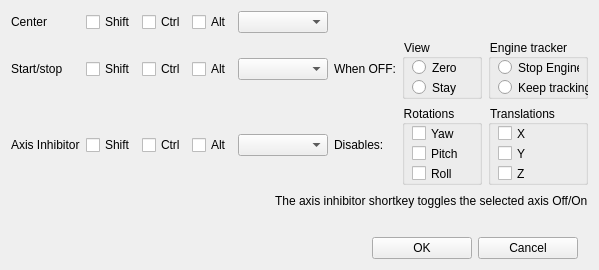
Above: FaceTrackNoIR/FTNoIR_KeyboardShortcuts.ui from aavendan/facetracknoir before the change. Below: the same form after it.
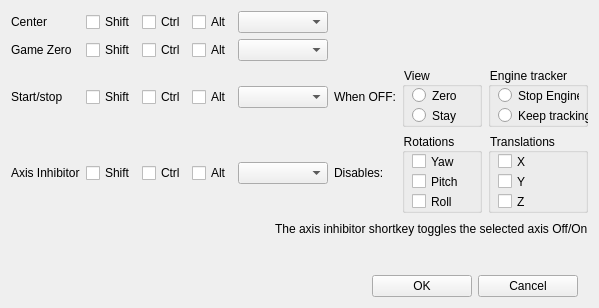
That is the form after the change. Icons and pictures are not drawn.

Commit message: Start on Mouse Look

The edit to the form file:
```diff
--- a/FaceTrackNoIR/FTNoIR_KeyboardShortcuts.ui
+++ b/FaceTrackNoIR/FTNoIR_KeyboardShortcuts.ui
@@ -7,7 +7,7 @@
     <x>0</x>
     <y>0</y>
     <width>558</width>
-    <height>270</height>
+    <height>308</height>
    </rect>
   </property>
   <property name="windowTitle">
@@ -28,14 +28,14 @@
     <layout class="QHBoxLayout" name="horizontalLayout_3">
      <item>
       <layout class="QGridLayout" name="gridLayout">
-       <item row="2" column="6">
+       <item row="3" column="6">
         <widget class="QLabel" name="label_3">
          <property name="text">
           <string>Disables:</string>
          </property>
         </widget>
        </item>
-       <item row="1" column="6">
+       <item row="2" column="6">
         <widget class="QLabel" name="label_5">
          <property name="text">
           <string>When OFF:</string>
@@ -58,7 +58,7 @@
          </property>
         </widget>
        </item>
-       <item row="2" column="0">
+       <item row="3" column="0">
         <widget class="QLabel" name="label_2">
          <property name="text">
           <string>Axis Inhibitor</string>
@@ -78,20 +78,20 @@
          </property>
         </widget>
        </item>
-       <item row="1" column="1">
-        <widget class="QCheckBox" name="chkStartStopShift">
-         <property name="maximumSize">
-          <size>
-           <width>50</width>
-           <height>16777215</height>
-          </size>
-         </property>
-         <property name="text">
-          <string>Shift</string>
-         </property>
-        </widget>
-       </item>
        <item row="2" column="1">
+        <widget class="QCheckBox" name="chkStartStopShift">
+         <property name="maximumSize">
+          <size>
+           <width>50</width>
+           <height>16777215</height>
+          </size>
+         </property>
+         <property name="text">
+          <string>Shift</string>
+         </property>
+        </widget>
+       </item>
+       <item row="3" column="1">
         <widget class="QCheckBox" name="chkInhibitShift">
          <property name="maximumSize">
           <size>
@@ -117,20 +117,20 @@
          </property>
         </widget>
        </item>
-       <item row="1" column="2">
-        <widget class="QCheckBox" name="chkStartStopCtrl">
-         <property name="maximumSize">
-          <size>
-           <width>50</width>
-           <height>16777215</height>
-          </size>
-         </property>
-         <property name="text">
-          <string>Ctrl</string>
-         </property>
-        </widget>
-       </item>
        <item row="2" column="2">
+        <widget class="QCheckBox" name="chkStartStopCtrl">
+         <property name="maximumSize">
+          <size>
+           <width>50</width>
+           <height>16777215</height>
+          </size>
+         </property>
+         <property name="text">
+          <string>Ctrl</string>
+         </property>
+        </widget>
+       </item>
+       <item row="3" column="2">
         <widget class="QCheckBox" name="chkInhibitCtrl">
          <property name="maximumSize">
           <size>
@@ -143,33 +143,20 @@
          </property>
         </widget>
        </item>
-       <item row="0" column="3">
-        <widget class="QCheckBox" name="chkCenterAlt">
-         <property name="maximumSize">
-          <size>
-           <width>50</width>
-           <height>16777215</height>
-          </size>
-         </property>
-         <property name="text">
-          <string>Alt</string>
-         </property>
-        </widget>
-       </item>
-       <item row="1" column="3">
-        <widget class="QCheckBox" name="chkStartStopAlt">
-         <property name="maximumSize">
-          <size>
-           <width>50</width>
-           <height>16777215</height>
-          </size>
-         </property>
-         <property name="text">
-          <string>Alt</string>
-         </property>
-        </widget>
-       </item>
        <item row="2" column="3">
+        <widget class="QCheckBox" name="chkStartStopAlt">
+         <property name="maximumSize">
+          <size>
+           <width>50</width>
+           <height>16777215</height>
+          </size>
+         </property>
+         <property name="text">
+          <string>Alt</string>
+         </property>
+        </widget>
+       </item>
+       <item row="3" column="3">
         <widget class="QCheckBox" name="chkInhibitAlt">
          <property name="maximumSize">
           <size>
@@ -198,17 +185,17 @@
          </property>
         </widget>
        </item>
-       <item row="1" column="4">
-        <widget class="QComboBox" name="cbxStartStopKey">
-         <property name="minimumSize">
-          <size>
-           <width>90</width>
-           <height>0</height>
-          </size>
-         </property>
-        </widget>
-       </item>
        <item row="2" column="4">
+        <widget class="QComboBox" name="cbxStartStopKey">
+         <property name="minimumSize">
+          <size>
+           <width>90</width>
+           <height>0</height>
+          </size>
+         </property>
+        </widget>
+       </item>
+       <item row="3" column="4">
         <widget class="QComboBox" name="cbxInhibitKey">
          <property name="minimumSize">
           <size>
@@ -218,7 +205,7 @@
          </property>
         </widget>
        </item>
-       <item row="2" column="7">
+       <item row="3" column="7">
         <widget class="QGroupBox" name="groupBox">
          <property name="minimumSize">
           <size>
@@ -291,7 +278,7 @@
          </widget>
         </widget>
        </item>
-       <item row="1" column="7">
+       <item row="2" column="7">
         <widget class="QGroupBox" name="groupBox_2">
          <property name="minimumSize">
           <size>
@@ -333,7 +320,7 @@
          </widget>
         </widget>
        </item>
-       <item row="1" column="0">
+       <item row="2" column="0">
         <widget class="QLabel" name="label_6">
          <property name="text">
           <string>Start/stop</string>
@@ -343,7 +330,7 @@
          </property>
         </widget>
        </item>
-       <item row="2" column="8">
+       <item row="3" column="8">
         <widget class="QGroupBox" name="groupBox_3">
          <property name="styleSheet">
           <string notr="true">color: rgb(0, 0, 0);</string>
@@ -410,7 +397,7 @@
          </widget>
         </widget>
        </item>
-       <item row="1" column="8">
+       <item row="2" column="8">
         <widget class="QGroupBox" name="groupBox_4">
          <property name="minimumSize">
           <size>
@@ -452,6 +439,90 @@
          </widget>
         </widget>
        </item>
+       <item row="1" column="0">
+        <widget class="QLabel" name="textLabel2_2">
+         <property name="sizePolicy">
+          <sizepolicy hsizetype="Minimum" vsizetype="Fixed">
+           <horstretch>0</horstretch>
+           <verstretch>0</verstretch>
+          </sizepolicy>
+         </property>
+         <property name="text">
+          <string>Game Zero</string>
+         </property>
+         <property name="wordWrap">
+          <bool>false</bool>
+         </property>
+        </widget>
+       </item>
+       <item row="1" column="1">
+        <widget class="QCheckBox" name="chkGameZeroShift">
+         <property name="maximumSize">
+          <size>
+           <width>50</width>
+           <height>16777215</height>
+          </size>
+         </property>
+         <property name="text">
+          <string>Shift</string>
+         </property>
+        </widget>
+       </item>
+       <item row="1" column="2">
+        <widget class="QCheckBox" name="chkGameZeroCtrl">
+         <property name="maximumSize">
+          <size>
+           <width>50</width>
+           <height>16777215</height>
+          </size>
+         </property>
+         <property name="text">
+          <string>Ctrl</string>
+         </property>
+        </widget>
+       </item>
+       <item row="0" column="3">
+        <widget class="QCheckBox" name="chkCenterAlt">
+         <property name="maximumSize">
+          <size>
+           <width>50</width>
+           <height>16777215</height>
+          </size>
+         </property>
+         <property name="text">
+          <string>Alt</string>
+         </property>
+        </widget>
+       </item>
+       <item row="1" column="3">
+        <widget class="QCheckBox" name="chkGameZeroAlt">
+         <property name="maximumSize">
+          <size>
+           <width>50</width>
+           <height>16777215</height>
+          </size>
+         </property>
+         <property name="text">
+          <string>Alt</string>
+         </property>
+        </widget>
+       </item>
+       <item row="1" column="4">
+        <widget class="QComboBox" name="cbxGameZeroKey">
+         <property name="minimumSize">
+          <size>
+           <width>90</width>
+           <height>0</height>
+          </size>
+         </property>
+         <property name="toolTip">
+          <string>Select Number</string>
+         </property>
+         <property name="insertPolicy">
+          <enum>QComboBox::InsertAlphabetically</enum>
+         </property>
+        </widget>
+       </item>
       </layout>
      </item>
     </layout>
```
The commit also changes 5 other files.
